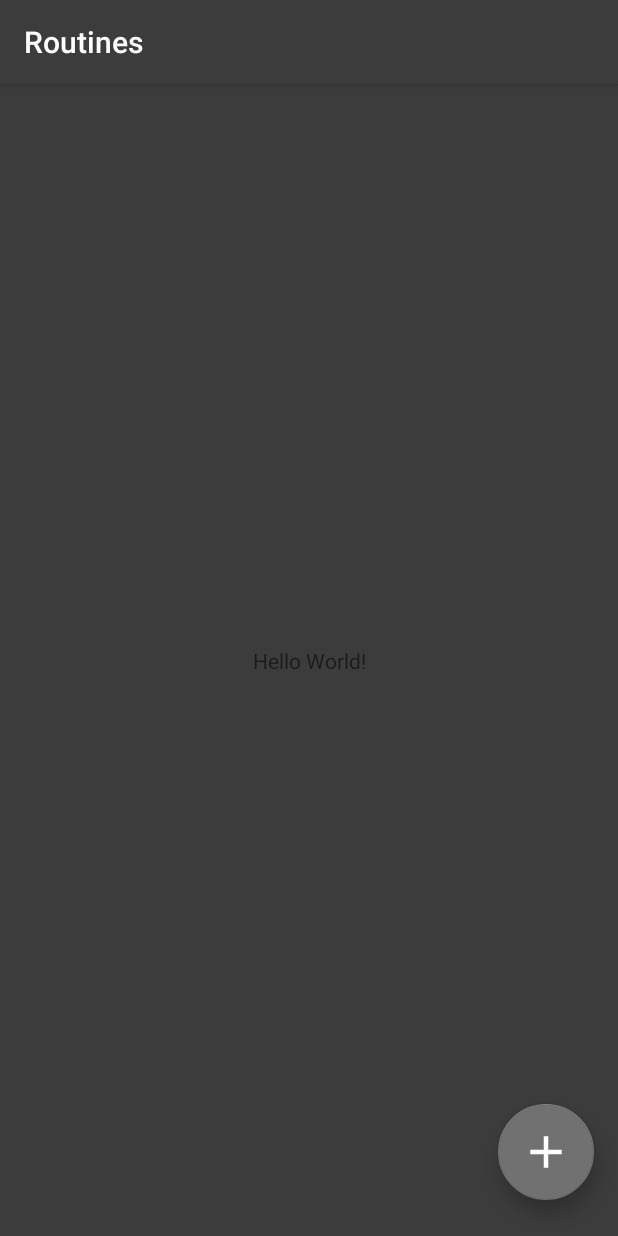
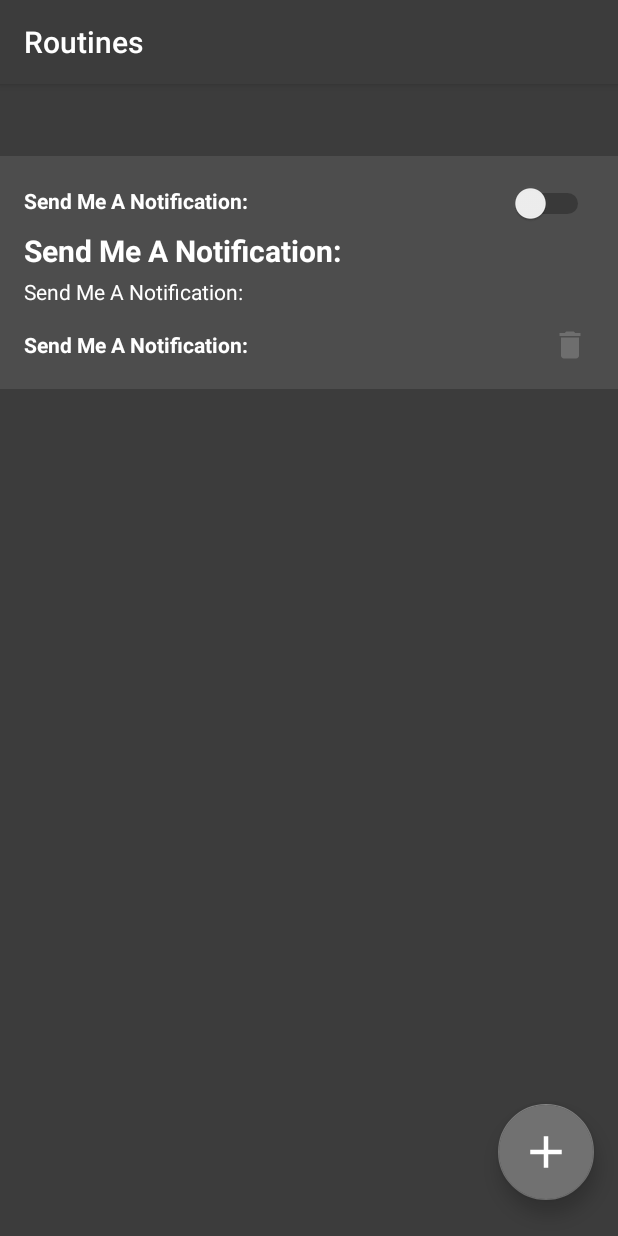
Before and after one commit to EdwardAJ/IFTTW-App-Android, an Android app: the screen it shows after launch (MainActivity), on a phone screen of 412 x 824 dp. Run offline under Robolectric (Android 15) with nearby library versions, the phone set to English and light mode, and no system bars.

Commit message:
Add static main activity design

```diff
--- /dev/null
+++ b/app/src/main/res/drawable/ic_delete_icon_24dp.xml
@@ -0,0 +1,5 @@
+<vector android:height="24dp" android:tint="#6E6E6E"
+    android:viewportHeight="24.0" android:viewportWidth="24.0"
+    android:width="24dp" xmlns:android="http://schemas.android.com/apk/res/android">
+    <path android:fillColor="#FF000000" android:pathData="M6,19c0,1.1 0.9,2 2,2h8c1.1,0 2,-0.9 2,-2V7H6v12zM19,4h-3.5l-1,-1h-5l-1,1H5v2h14V4z"/>
+</vector>
--- a/app/src/main/res/layout/activity_main.xml
+++ b/app/src/main/res/layout/activity_main.xml
@@ -1,5 +1,5 @@
 <?xml version="1.0" encoding="utf-8"?>
-<androidx.coordinatorlayout.widget.CoordinatorLayout xmlns:android="http://schemas.android.com/apk/res/android"
+<RelativeLayout xmlns:android="http://schemas.android.com/apk/res/android"
     xmlns:app="http://schemas.android.com/apk/res-auto"
     xmlns:tools="http://schemas.android.com/tools"
     android:layout_width="match_parent"
@@ -22,20 +22,138 @@
 
     </com.google.android.material.appbar.AppBarLayout>
 
+    <com.google.android.material.tabs.TabLayout
+        android:id="@+id/tabLayoutMain"
+        android:layout_width="match_parent"
+        android:layout_height="wrap_content"
+        android:layout_marginTop="?attr/actionBarSize"
+        app:tabIndicatorColor="#00B1FF"
+        app:tabIndicatorHeight="5dp"
+        app:tabPaddingEnd="16dp"
+        app:tabPaddingStart="16dp"
+        app:tabRippleColor="#00B1FF"
+        app:tabSelectedTextColor="#ffffff"
+        app:tabTextAppearance="@android:style/TextAppearance.Widget.TabWidget"
+        app:tabTextColor="#838383" />
 
-    <include layout="@layout/content_main" />
+    <ScrollView
+        android:id="@+id/svContent"
+        android:layout_width="match_parent"
+        android:layout_height="match_parent"
+        android:layout_below="@id/tabLayoutMain"
+        android:layout_alignParentTop="false"
+        android:layout_alignParentRight="false">
+
+        <!--        <com.example.tugas_besar_ifttw.WrapContentViewPager-->
+        <!--            android:id="@+id/mainViewPager"-->
+        <!--            android:layout_width="match_parent"-->
+        <!--            android:layout_height="wrap_content"-->
+        <!--            android:layout_below="@id/tabLayout" />-->
+
+        <RelativeLayout
+            android:id="@+id/relative_layout_active_fragment_id"
+            android:layout_width="match_parent"
+            android:layout_height="match_parent"
+            tools:context=".AddRoutineActivity">
+
+            <RelativeLayout
+                android:id="@+id/rl1"
+                android:layout_width="match_parent"
+                android:layout_height="wrap_content"
+                android:background="#4D4D4D"
+                tools:context=".AddRoutineActivity">
+
+                <TextView
+                    android:id="@+id/text_view_action_id"
+                    android:layout_width="wrap_content"
+                    android:layout_height="wrap_content"
+                    android:layout_marginLeft="16dp"
+                    android:layout_marginTop="20dp"
+                    android:text="@string/notification"
+                    android:textColor="@android:color/white"
+                    android:textSize="14sp"
+                    android:textStyle="bold" />
+
+                <Switch
+                    android:id="@+id/routine_switch_id"
+                    android:layout_width="wrap_content"
+                    android:layout_height="wrap_content"
+                    android:layout_alignParentRight="true"
+                    android:layout_marginTop="18dp"
+                    android:layout_marginRight="16dp"
+                    android:layout_toRightOf="@id/text_view_action_id"
+                    android:switchMinWidth="56dp"
+                    android:theme="@style/SwitchTheme" />
+
+                <TextView
+                    android:id="@+id/text_view_notif_title_id"
+                    android:layout_width="wrap_content"
+                    android:layout_height="wrap_content"
+                    android:layout_below="@id/text_view_action_id"
+                    android:layout_marginLeft="16dp"
+                    android:layout_marginTop="10dp"
+                    android:text="@string/notification"
+                    android:textColor="@android:color/white"
+                    android:textSize="20sp"
+                    android:textStyle="bold" />
+
+                <TextView
+                    android:id="@+id/text_view_notif_content_id"
+                    android:layout_width="wrap_content"
+                    android:layout_height="wrap_content"
+                    android:layout_below="@+id/text_view_notif_title_id"
+                    android:layout_marginLeft="16dp"
+                    android:layout_marginTop="4dp"
+                    android:text="@string/notification"
+                    android:textColor="@android:color/white"
+                    android:textSize="14sp" />
+
+                <TextView
+                    android:id="@+id/text_view_condition_id"
+                    android:layout_width="wrap_content"
+                    android:layout_height="wrap_content"
+                    android:layout_below="@+id/text_view_notif_content_id"
+                    android:layout_marginLeft="16dp"
+                    android:layout_marginTop="16dp"
+                    android:layout_marginBottom="20dp"
+                    android:text="@string/notification"
+                    android:textColor="@android:color/white"
+                    android:textSize="14sp"
+                    android:textStyle="bold" />
+
+                <Button
+                    android:layout_width="wrap_content"
+                    android:layout_height="wrap_content"
+                    android:layout_alignBaseline="@id/text_view_condition_id"
+                    android:layout_alignParentRight="true"
+                    android:layout_alignParentBottom="false"
+                    android:layout_marginRight="20dp"
+                    android:background="?android:attr/selectableItemBackground"
+                    android:drawableEnd="@drawable/ic_delete_icon_24dp"
+                    android:minWidth="24dp" />
+
+            </RelativeLayout>
+
+
+        </RelativeLayout>
+    </ScrollView>
+
+
+<!--    <include layout="@layout/content_main" />-->
 
     <com.google.android.material.floatingactionbutton.FloatingActionButton
         android:id="@+id/fab"
         android:layout_width="wrap_content"
         android:layout_height="wrap_content"
-        android:layout_gravity="bottom|end"
+
         android:layout_marginRight="@dimen/fab_margin_right"
         android:layout_marginBottom="@dimen/fab_margin_bottom"
         app:backgroundTint="#717171"
         app:elevation="6dp"
         app:fabCustomSize="64dp"
+        android:layout_alignParentBottom="true"
+        android:layout_alignParentRight="true"
         app:maxImageSize="36dp"
         app:srcCompat="@drawable/add_icon" />
 
-</androidx.coordinatorlayout.widget.CoordinatorLayout>
+</RelativeLayout>
--- a/app/src/main/res/layout/content_main.xml
+++ b/app/src/main/res/layout/content_main.xml
@@ -1,20 +1,15 @@
 <?xml version="1.0" encoding="utf-8"?>
-<androidx.constraintlayout.widget.ConstraintLayout xmlns:android="http://schemas.android.com/apk/res/android"
+<ScrollView xmlns:android="http://schemas.android.com/apk/res/android"
     xmlns:app="http://schemas.android.com/apk/res-auto"
     xmlns:tools="http://schemas.android.com/tools"
     android:layout_width="match_parent"
-    android:layout_height="match_parent"
-    app:layout_behavior="@string/appbar_scrolling_view_behavior"
-    tools:context=".MainActivity"
-    tools:showIn="@layout/activity_main">
+    android:layout_height="match_parent">
 
-    <TextView
-        android:layout_width="wrap_content"
-        android:layout_height="wrap_content"
-        android:text="Hello World!"
-        app:layout_constraintBottom_toBottomOf="parent"
-        app:layout_constraintLeft_toLeftOf="parent"
-        app:layout_constraintRight_toRightOf="parent"
-        app:layout_constraintTop_toTopOf="parent" />
+    <RelativeLayout
+        android:layout_width="match_parent"
+        android:layout_height="match_parent"
+        tools:context=".AddRoutineActivity"/>
 
-</androidx.constraintlayout.widget.ConstraintLayout>
+
+
+</ScrollView>
--- /dev/null
+++ b/app/src/main/res/layout/fragment_active_routine.xml
@@ -0,0 +1,23 @@
+<?xml version="1.0" encoding="utf-8"?>
+<RelativeLayout xmlns:android="http://schemas.android.com/apk/res/android"
+    android:layout_width="match_parent" android:layout_height="match_parent">
+
+    <RelativeLayout
+        android:id="@+id/rl1"
+        android:layout_width="match_parent"
+        android:layout_height="wrap_content"
+        android:background="#4D4D4D">
+
+        <TextView
+            android:id="@+id/text_view_then_id"
+            android:layout_width="match_parent"
+            android:layout_height="wrap_content"
+            android:layout_marginLeft="16dp"
+            android:layout_marginRight="16dp"
+            android:text="@string/then_text"
+            android:textColor="@android:color/white"
+            android:textSize="16dp"
+            android:textStyle="bold" />
+
+    </RelativeLayout>
+</RelativeLayout>
--- a/app/src/main/res/values/strings.xml
+++ b/app/src/main/res/values/strings.xml
@@ -23,4 +23,5 @@
     <string name="title_hint">Type Title</string>
     <string name="content_text">Content</string>
     <string name="content_hint">Type Content</string>
+    <string name="notification">Send Me A Notification:</string>
 </resources>
```
